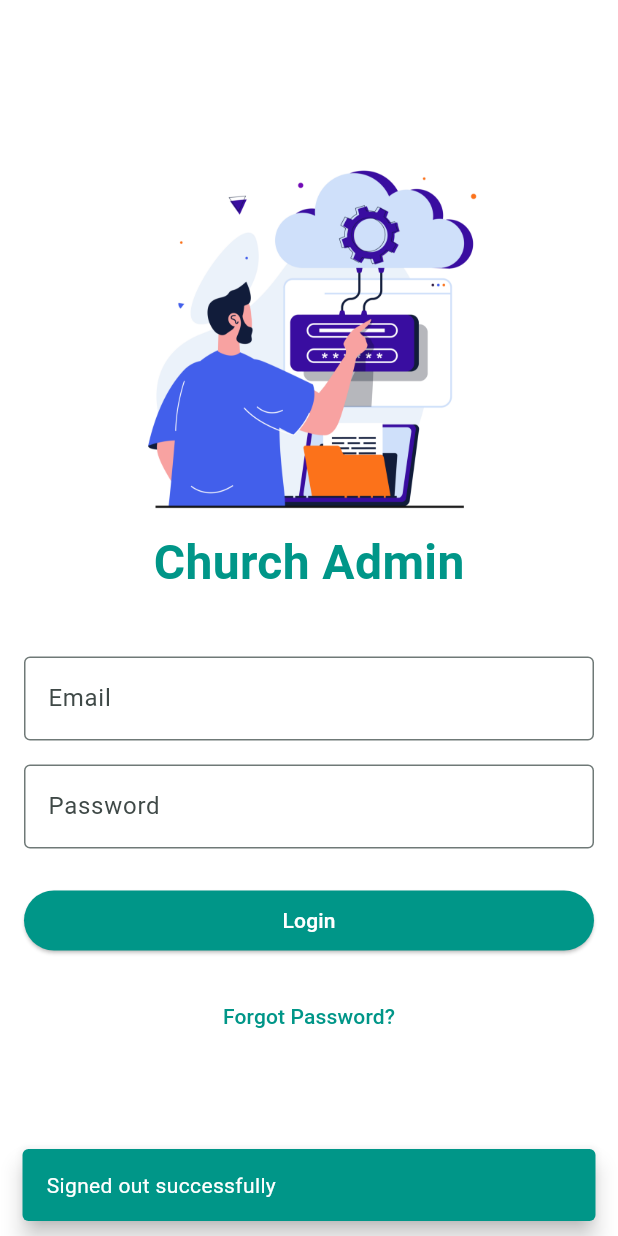
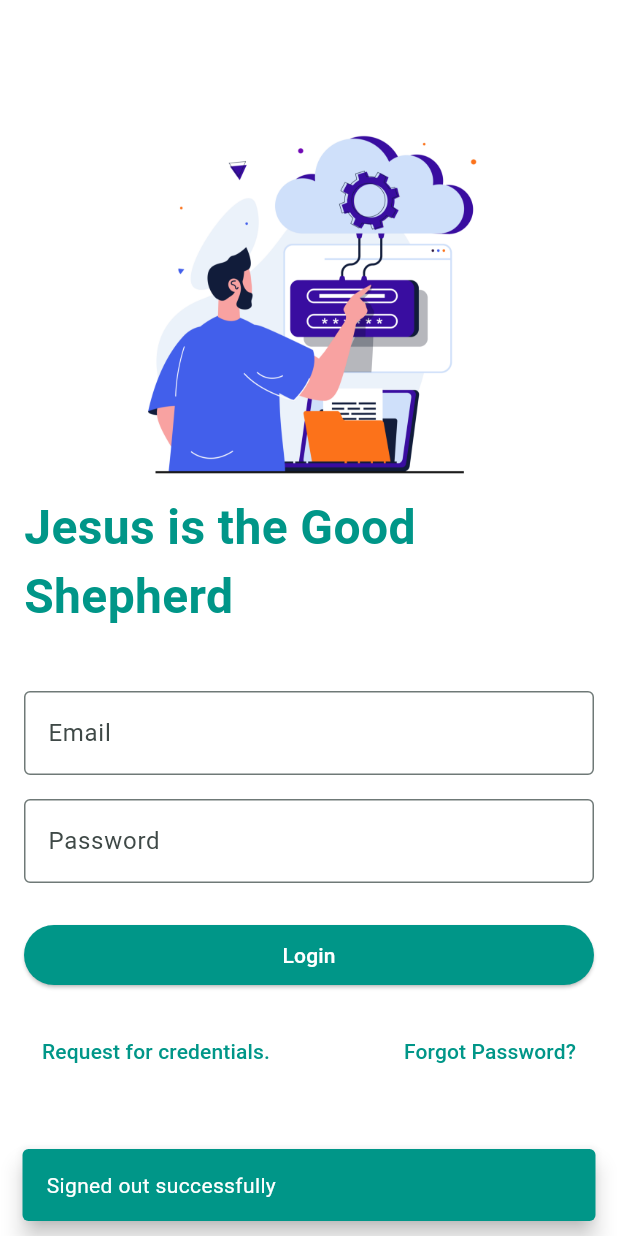
Before and after one commit to sessoun/ch_db_admin, a Flutter app: the HomeView screen opened directly, after a tap on the "grid view" icon, after a tap on the "menu" icon, after a tap on "Logout", on a phone screen of 412 x 824 dp. Run offline on Flutter 3.47's test engine with Material 3 defaults, Android fonts, the phone set to English and light mode, and no system bars; our stand-ins replace cached_network_image, cloud_firestore, dartz, firebase_auth, firebase_core, firebase_storage and 4 more; accounts and stored records are empty; network calls fail.

Commit message:
request for credentials

```diff
--- a/lib/src/auth/data/data_source/remote_s.dart
+++ b/lib/src/auth/data/data_source/remote_s.dart
@@ -2,7 +2,8 @@ import 'dart:developer';
 import 'dart:io';
 
 import 'package:ch_db_admin/shared/exceptions/app_exception.dart';
-import 'package:ch_db_admin/shared/exceptions/firebase_exception.dart' as custom;
+import 'package:ch_db_admin/shared/exceptions/firebase_exception.dart'
+    as custom;
 import 'package:ch_db_admin/shared/exceptions/network_exception.dart';
 import 'package:ch_db_admin/src/auth/data/models/user_login_credentials.dart';
 import 'package:ch_db_admin/src/dependencies/auth.dart';
@@ -15,7 +16,7 @@ class LoginRemoteS {
   Future<User?> signIn(UserLoginCredentialsModel data) async {
     try {
       final userCredential = await auth.signInWithEmailAndPassword(
-        email: data.email,
+        email: data.email.trim(),
         password: data.password,
       );
       return userCredential.user;
--- a/lib/src/auth/presentation/ui/login.dart
+++ b/lib/src/auth/presentation/ui/login.dart
@@ -4,6 +4,7 @@ import 'package:ch_db_admin/src/auth/data/models/user_login_credentials.dart';
 import 'package:ch_db_admin/src/auth/presentation/controller/auth_controller.dart';
 import 'package:ch_db_admin/src/auth/presentation/ui/forget_password.dart';
 import 'package:ch_db_admin/src/auth/presentation/ui/orgname_dialog.dart';
+import 'package:ch_db_admin/src/auth/presentation/ui/request_credentials.dart';
 import 'package:ch_db_admin/src/main_view/presentation/home.dart';
 import 'package:ch_db_admin/theme/apptheme.dart';
 import 'package:ch_db_admin/widgets/textfield.dart';
@@ -39,7 +40,7 @@ class _LoginViewState extends State<LoginView> {
               ),
               Center(
                 child: Text(
-                  'Church Admin',
+                  'Jesus is the Good Shepherd',
                   style: TextStyle(
                     fontSize: 32,
                     fontWeight: FontWeight.bold,
@@ -96,9 +97,11 @@ class _LoginViewState extends State<LoginView> {
                       await checkOnOrgName(context);
 
                       // Navigate to HomeView
-                      Navigator.of(context).pushReplacement(MaterialPageRoute(
+                      Navigator.of(context).pushAndRemoveUntil(
+                          MaterialPageRoute(
                             builder: (context) => const HomeView(),
-                      ));
+                          ),
+                          (r) => false);
                     },
                   );
                 },
@@ -107,6 +110,20 @@ class _LoginViewState extends State<LoginView> {
                   context, context.watch<AuthController>().isLoading),
               const SizedBox(height: 16),
 
+              Row(
+                mainAxisAlignment: MainAxisAlignment.spaceBetween,
+                children: [
+                  TextButton(
+                    onPressed: () {
+                      Navigator.of(context).push(MaterialPageRoute(
+                        builder: (context) => const RequestCredentialsView(),
+                      ));
+                    },
+                    child: Text(
+                      'Request for credentials.',
+                      style: TextStyle(color: themeProvider.theme.primaryColor),
+                    ),
+                  ),
                   // Forgot Password Link
                   TextButton(
                     onPressed: () {
@@ -119,6 +136,8 @@ class _LoginViewState extends State<LoginView> {
                       style: TextStyle(color: themeProvider.theme.primaryColor),
                     ),
                   ),
+                ],
+              ),
               const SizedBox(height: 24),
             ],
           ),
--- a/lib/src/main_view/presentation/side_menu_view.dart
+++ b/lib/src/main_view/presentation/side_menu_view.dart
@@ -87,11 +87,13 @@ class _SideMenuViewState extends State<SideMenuView> {
                           (l) => NotificationUtil.showError(context, l.message),
                           (r) {
                             controller.toggleMenuOpened();
+
                             NotificationUtil.showSuccess(context, r);
-                            Navigator.of(context)
-                                .pushReplacement(MaterialPageRoute(
-                              builder: (context) => const LoginView(),
-                            ));
+                            Navigator.of(context).pushAndRemoveUntil(
+                                MaterialPageRoute(
+                                  builder: (context) => const LoginView(),
+                                ),
+                                (r) => false);
                           },
                         ),
                       );
--- a/pubspec.yaml
+++ b/pubspec.yaml
@@ -47,6 +47,7 @@ dependencies:
   flutter_spinkit: ^5.2.1
   cached_network_image: ^3.4.1
   flutter_launcher_icons: ^0.14.2
+  url_launcher: ^6.3.1
 
 dev_dependencies:
   flutter_test:
```
Also changed, not shown: lib/src/auth/presentation/ui/request_credentials.dart (added, +85 -0 lines), pubspec.lock, 6 other files. Lines whose indentation alone changed are shown as unchanged.
